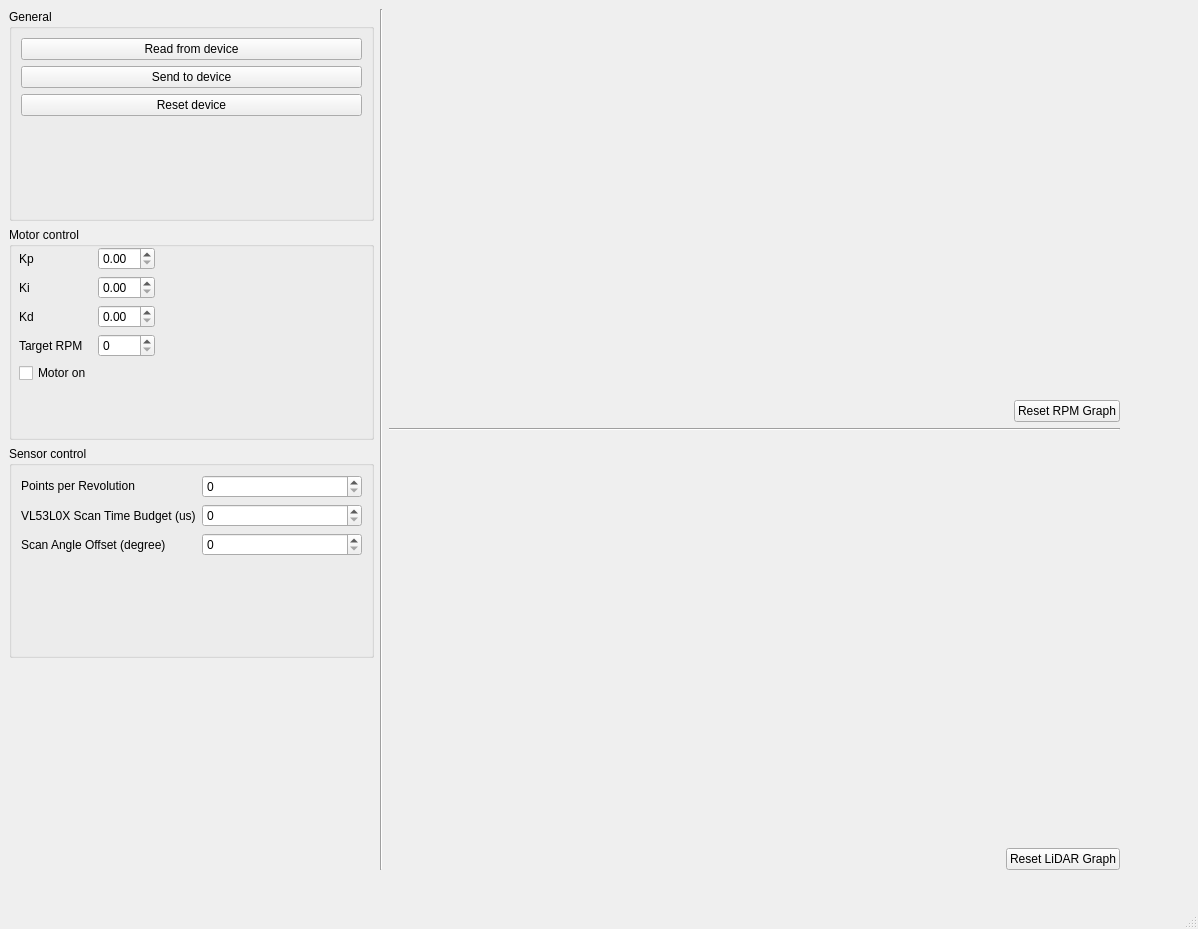
Qt form interface-script/window.ui (Scrath1/Pico-LiDAR) before a commit.
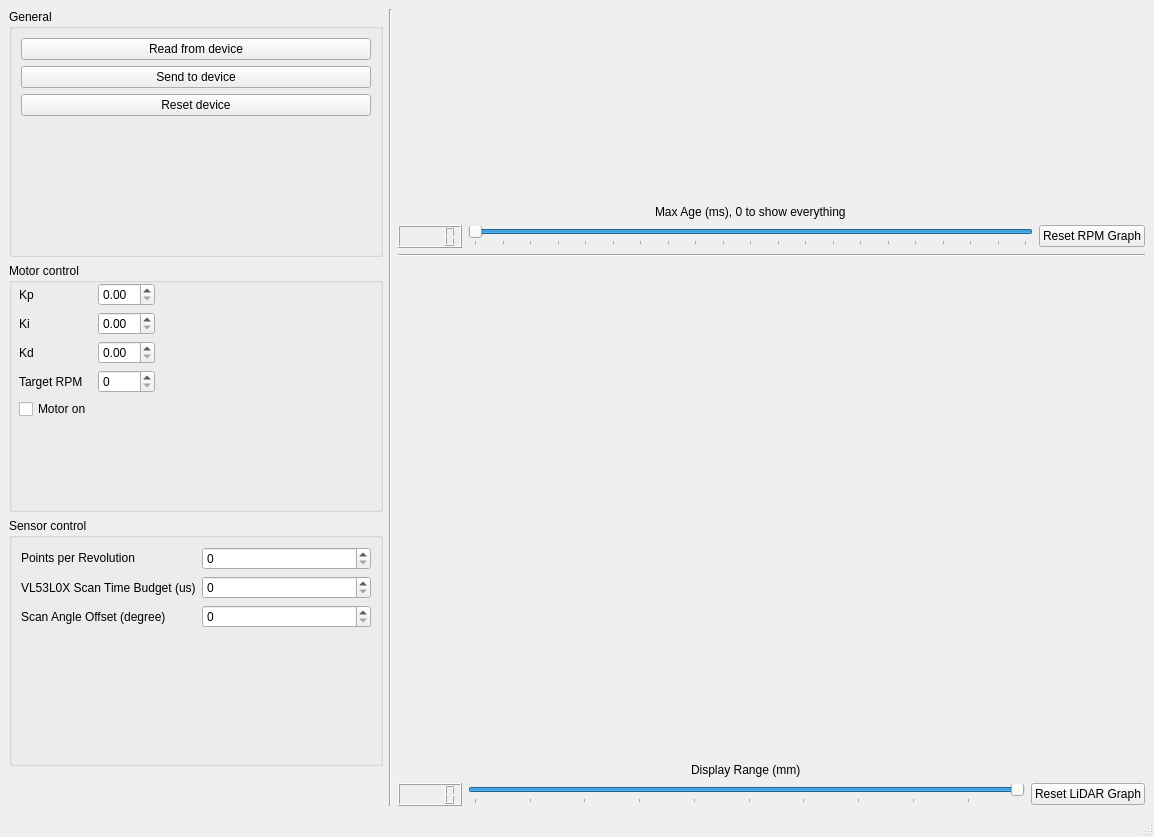
The same form after that commit. Custom widgets are drawn as their Qt base class.

Commit message: Added sliders for zooming in on plots

Patch:
```diff
--- a/interface-script/window.ui
+++ b/interface-script/window.ui
@@ -6,26 +6,19 @@
    <rect>
     <x>0</x>
     <y>0</y>
-    <width>1198</width>
-    <height>929</height>
+    <width>1154</width>
+    <height>837</height>
    </rect>
   </property>
   <property name="windowTitle">
    <string>Pico LiDAR</string>
   </property>
   <widget class="QWidget" name="centralwidget">
-   <widget class="QWidget" name="horizontalLayoutWidget">
-    <property name="geometry">
-     <rect>
-      <x>9</x>
-      <y>9</y>
-      <width>1111</width>
-      <height>861</height>
-     </rect>
-    </property>
+   <layout class="QGridLayout" name="gridLayout">
+    <item row="0" column="0">
     <layout class="QHBoxLayout" name="horizontalLayout_2" stretch="1,0,2">
      <item>
-      <layout class="QVBoxLayout" name="controls" stretch="1,1,1,1">
+       <layout class="QVBoxLayout" name="controls" stretch="1,1,1,0">
        <item>
         <widget class="QGroupBox" name="groupBox_general_control">
          <property name="title">
@@ -262,11 +255,41 @@
       </widget>
      </item>
      <item>
-      <layout class="QVBoxLayout" name="graphs" stretch="2,0,1,0,2,0">
+       <layout class="QVBoxLayout" name="graphs" stretch="2,0,1,0,5,0">
        <item>
         <widget class="MplCanvas" name="plot_rpm" native="true"/>
        </item>
-       <item alignment="Qt::AlignRight">
+        <item>
+         <layout class="QGridLayout" name="rpm_plot_control">
+          <item row="1" column="1">
+           <widget class="QSlider" name="slider_range_rpm_plot">
+            <property name="minimum">
+             <number>-20000</number>
+            </property>
+            <property name="maximum">
+             <number>0</number>
+            </property>
+            <property name="sliderPosition">
+             <number>0</number>
+            </property>
+            <property name="orientation">
+             <enum>Qt::Horizontal</enum>
+            </property>
+            <property name="invertedAppearance">
+             <bool>true</bool>
+            </property>
+            <property name="invertedControls">
+             <bool>false</bool>
+            </property>
+            <property name="tickPosition">
+             <enum>QSlider::TicksBelow</enum>
+            </property>
+            <property name="tickInterval">
+             <number>1000</number>
+            </property>
+           </widget>
+          </item>
+          <item row="1" column="2" alignment="Qt::AlignRight">
         <widget class="QPushButton" name="btn_rpm_plot_reset">
          <property name="sizePolicy">
           <sizepolicy hsizetype="Maximum" vsizetype="Fixed">
@@ -282,6 +305,18 @@
          </property>
         </widget>
        </item>
+          <item row="0" column="1" alignment="Qt::AlignHCenter">
+           <widget class="QLabel" name="label">
+            <property name="text">
+             <string>Max Age (ms), 0 to show everything</string>
+            </property>
+           </widget>
+          </item>
+          <item row="1" column="0">
+           <widget class="QLCDNumber" name="display_rpm_plot_zoom"/>
+          </item>
+         </layout>
+        </item>
        <item>
         <widget class="Line" name="line_2">
          <property name="orientation">
@@ -305,7 +340,12 @@
        <item>
         <widget class="MplCanvas" name="plot_lidar" native="true"/>
        </item>
-       <item alignment="Qt::AlignRight">
+        <item>
+         <layout class="QGridLayout" name="lidar_plot_control">
+          <item row="1" column="0" alignment="Qt::AlignHCenter">
+           <widget class="QLCDNumber" name="display_lidar_plot_zoom"/>
+          </item>
+          <item row="1" column="2">
         <widget class="QPushButton" name="btn_lidar_plot_reset">
          <property name="sizePolicy">
           <sizepolicy hsizetype="Fixed" vsizetype="Fixed">
@@ -318,10 +358,48 @@
          </property>
         </widget>
        </item>
+          <item row="0" column="1" alignment="Qt::AlignHCenter">
+           <widget class="QLabel" name="label_2">
+            <property name="text">
+             <string>Display Range (mm)</string>
+            </property>
+           </widget>
+          </item>
+          <item row="1" column="1">
+           <widget class="QSlider" name="slider_range_lidar_plot">
+            <property name="minimum">
+             <number>100</number>
+            </property>
+            <property name="maximum">
+             <number>10000</number>
+            </property>
+            <property name="sliderPosition">
+             <number>10000</number>
+            </property>
+            <property name="orientation">
+             <enum>Qt::Horizontal</enum>
+            </property>
+            <property name="invertedAppearance">
+             <bool>false</bool>
+            </property>
+            <property name="invertedControls">
+             <bool>false</bool>
+            </property>
+            <property name="tickPosition">
+             <enum>QSlider::TicksBelow</enum>
+            </property>
+            <property name="tickInterval">
+             <number>1000</number>
+            </property>
+           </widget>
+          </item>
       </layout>
      </item>
     </layout>
-   </widget>
+      </item>
+     </layout>
+    </item>
+   </layout>
   </widget>
   <widget class="QMenuBar" name="menubar">
    <property name="geometry">
```
Left out of the diff: 129 changed lines with no effect on the pictures. Lines whose indentation alone changed are shown as unchanged. The commit also changes 3 other files.
